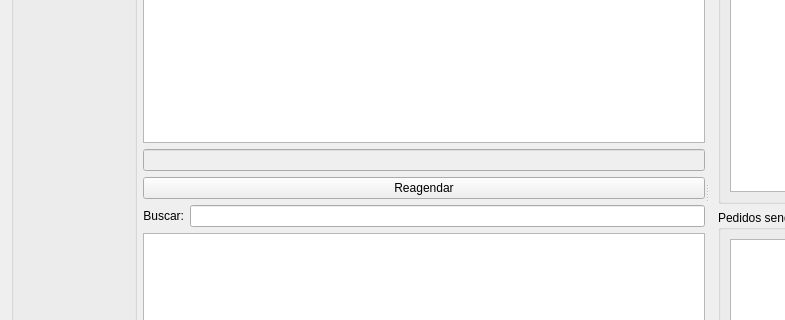
Above: ui/widgetlogisticaagendarentrega.ui from darktorres/ERP-STACCATO before the change; both pictures show x 0 to 785 and y 206 to 526 of the 1168 by 796 pixel window. Below: the same form after it.
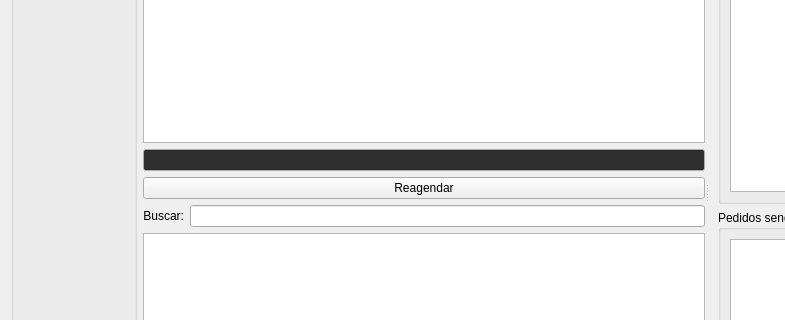
That is the form after the change. Custom widgets are drawn as their Qt base class.

Commit message: Alterado cor de fundo para melhor visualização

What changed in the file:
```diff
--- a/ui/widgetlogisticaagendarentrega.ui
+++ b/ui/widgetlogisticaagendarentrega.ui
@@ -292,6 +292,124 @@
          <property name="enabled">
           <bool>false</bool>
          </property>
+         <property name="palette">
+          <palette>
+           <active>
+            <colorrole role="WindowText">
+             <brush brushstyle="SolidPattern">
+              <color alpha="255">
+               <red>255</red>
+               <green>0</green>
+               <blue>0</blue>
+              </color>
+             </brush>
+            </colorrole>
+            <colorrole role="Text">
+             <brush brushstyle="SolidPattern">
+              <color alpha="255">
+               <red>255</red>
+               <green>0</green>
+               <blue>0</blue>
+              </color>
+             </brush>
+            </colorrole>
+            <colorrole role="ButtonText">
+             <brush brushstyle="SolidPattern">
+              <color alpha="255">
+               <red>255</red>
+               <green>0</green>
+               <blue>0</blue>
+              </color>
+             </brush>
+            </colorrole>
+            <colorrole role="Base">
+             <brush brushstyle="SolidPattern">
+              <color alpha="255">
+               <red>51</red>
+               <green>51</green>
+               <blue>51</blue>
+              </color>
+             </brush>
+            </colorrole>
+           </active>
+           <inactive>
+            <colorrole role="WindowText">
+             <brush brushstyle="SolidPattern">
+              <color alpha="255">
+               <red>255</red>
+               <green>0</green>
+               <blue>0</blue>
+              </color>
+             </brush>
+            </colorrole>
+            <colorrole role="Text">
+             <brush brushstyle="SolidPattern">
+              <color alpha="255">
+               <red>255</red>
+               <green>0</green>
+               <blue>0</blue>
+              </color>
+             </brush>
+            </colorrole>
+            <colorrole role="ButtonText">
+             <brush brushstyle="SolidPattern">
+              <color alpha="255">
+               <red>255</red>
+               <green>0</green>
+               <blue>0</blue>
+              </color>
+             </brush>
+            </colorrole>
+            <colorrole role="Base">
+             <brush brushstyle="SolidPattern">
+              <color alpha="255">
+               <red>51</red>
+               <green>51</green>
+               <blue>51</blue>
+              </color>
+             </brush>
+            </colorrole>
+           </inactive>
+           <disabled>
+            <colorrole role="WindowText">
+             <brush brushstyle="SolidPattern">
+              <color alpha="255">
+               <red>255</red>
+               <green>0</green>
+               <blue>0</blue>
+              </color>
+             </brush>
+            </colorrole>
+            <colorrole role="Text">
+             <brush brushstyle="SolidPattern">
+              <color alpha="255">
+               <red>255</red>
+               <green>0</green>
+               <blue>0</blue>
+              </color>
+             </brush>
+            </colorrole>
+            <colorrole role="ButtonText">
+             <brush brushstyle="SolidPattern">
+              <color alpha="255">
+               <red>255</red>
+               <green>0</green>
+               <blue>0</blue>
+              </color>
+             </brush>
+            </colorrole>
+            <colorrole role="Base">
+             <brush brushstyle="SolidPattern">
+              <color alpha="255">
+               <red>47</red>
+               <green>47</green>
+               <blue>47</blue>
+              </color>
+             </brush>
+            </colorrole>
+           </disabled>
+          </palette>
+         </property>
          <property name="styleSheet">
           <string notr="true">color: rgb(255, 0, 0);</string>
          </property>
```
